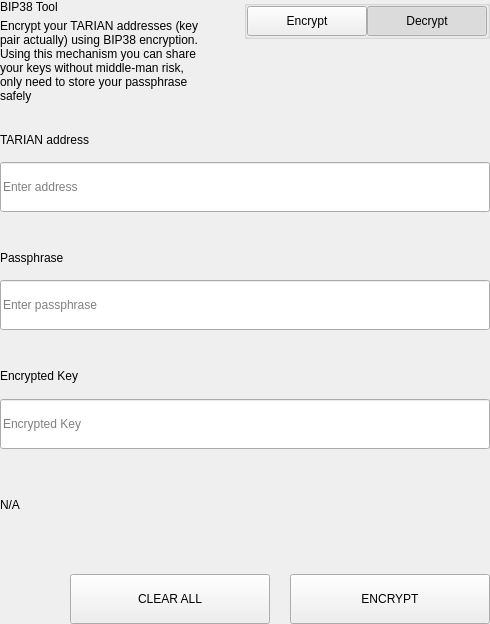
The window that src/qt/tarian/settings/forms/settingsbittoolwidget.ui (Tarian-Foundation/Tarian) describes before a commit, drawn with Qt 5.
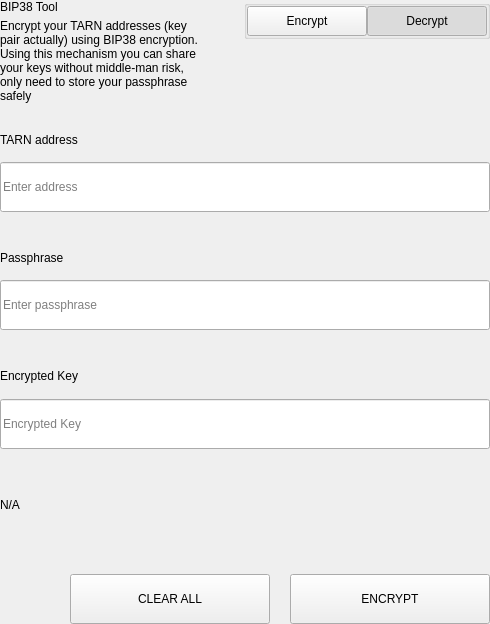
The same window after the commit.

```diff
--- a/src/qt/tarian/settings/forms/settingsbittoolwidget.ui
+++ b/src/qt/tarian/settings/forms/settingsbittoolwidget.ui
@@ -69,7 +69,7 @@
             <item>
              <widget class="QLabel" name="labelSubtitle1">
               <property name="text">
-               <string>Encrypt your TARIAN addresses (key pair actually) using BIP38 encryption.
+               <string>Encrypt your TARN addresses (key pair actually) using BIP38 encryption.
 Using this mechanism you can share your keys without middle-man risk, only need to store your passphrase safely</string>
               </property>
               <property name="wordWrap">
@@ -657,7 +657,7 @@
                   </size>
                  </property>
                  <property name="text">
-                  <string>TARIAN address</string>
+                  <string>TARN address</string>
                  </property>
                 </widget>
                </item>
```
